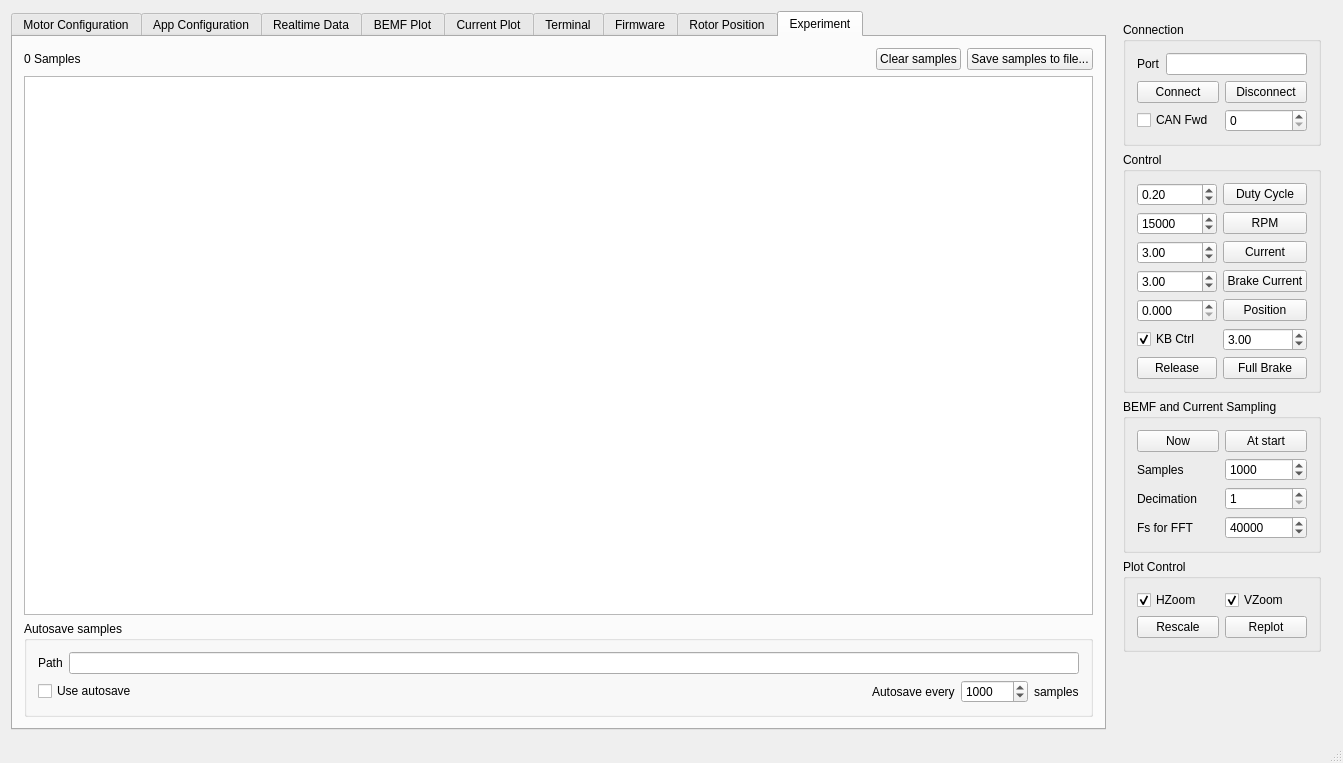
vedderb/bldc-tool, file mainwindow.ui: the form before one commit.
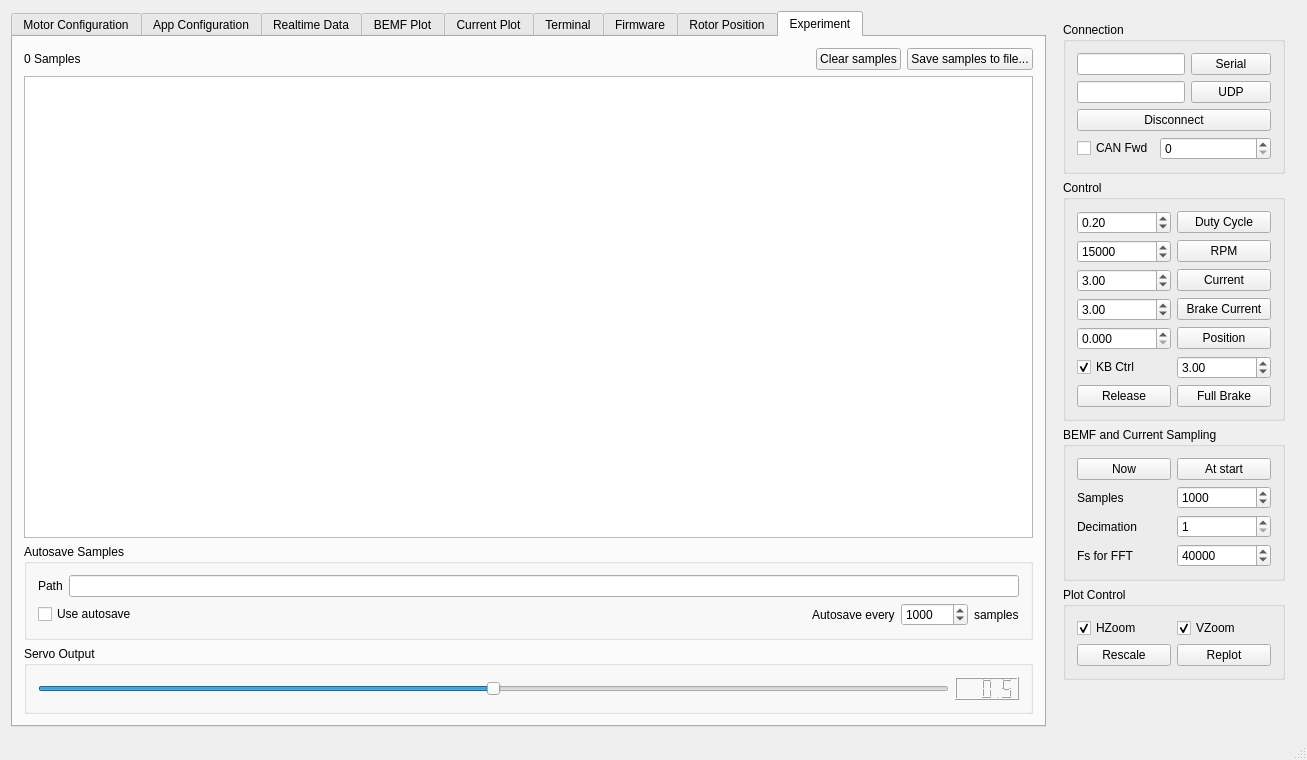
The form after the commit. The open tabs and pages were chosen to show the change. Custom widgets are drawn as their Qt base class.

```diff
--- a/mainwindow.ui
+++ b/mainwindow.ui
@@ -6,8 +6,8 @@
    <rect>
     <x>0</x>
     <y>0</y>
-    <width>1343</width>
-    <height>763</height>
+    <width>1307</width>
+    <height>760</height>
    </rect>
   </property>
   <property name="sizePolicy">
@@ -20,7 +20,7 @@
    <string>BLDC Tool</string>
   </property>
   <widget class="QWidget" name="centralWidget">
-   <layout class="QHBoxLayout" name="horizontalLayout_2">
+   <layout class="QHBoxLayout" name="horizontalLayout">
     <item>
      <layout class="QVBoxLayout" name="verticalLayout_6">
       <item>
@@ -3687,7 +3687,7 @@
           <item>
            <widget class="QGroupBox" name="groupBox_6">
             <property name="title">
-             <string>Autosave samples</string>
+             <string>Autosave Samples</string>
             </property>
             <layout class="QVBoxLayout" name="verticalLayout_11">
              <item>
@@ -3755,6 +3755,47 @@
             </layout>
            </widget>
           </item>
+          <item>
+           <widget class="QGroupBox" name="groupBox_35">
+            <property name="title">
+             <string>Servo Output</string>
+            </property>
+            <layout class="QHBoxLayout" name="horizontalLayout_2">
+             <item>
+              <widget class="QSlider" name="servoOutputSlider">
+               <property name="maximum">
+                <number>1000</number>
+               </property>
+               <property name="value">
+                <number>500</number>
+               </property>
+               <property name="orientation">
+                <enum>Qt::Horizontal</enum>
+               </property>
+               <property name="invertedAppearance">
+                <bool>false</bool>
+               </property>
+               <property name="invertedControls">
+                <bool>false</bool>
+               </property>
+               <property name="tickPosition">
+                <enum>QSlider::NoTicks</enum>
+               </property>
+              </widget>
+             </item>
+             <item>
+              <widget class="QLCDNumber" name="servoOutputNumber">
+               <property name="digitCount">
+                <number>5</number>
+               </property>
+               <property name="value" stdset="0">
+                <double>0.500000000000000</double>
+               </property>
+              </widget>
+             </item>
+            </layout>
+           </widget>
+          </item>
          </layout>
         </widget>
        </widget>
@@ -3777,41 +3818,40 @@
          </property>
          <layout class="QGridLayout" name="gridLayout_28">
           <item row="0" column="0" colspan="2">
-           <layout class="QHBoxLayout" name="horizontalLayout">
-            <item>
-             <widget class="QLabel" name="label_3">
-              <property name="text">
-               <string>Port</string>
-              </property>
-             </widget>
-            </item>
-            <item>
-             <widget class="QLineEdit" name="serialDeviceEdit"/>
-            </item>
-           </layout>
+           <widget class="QLineEdit" name="serialDeviceEdit"/>
           </item>
-          <item row="1" column="0">
-           <widget class="QPushButton" name="connectButton">
+          <item row="0" column="2">
+           <widget class="QPushButton" name="serialConnectButton">
             <property name="text">
-             <string>Connect</string>
+             <string>Serial</string>
             </property>
            </widget>
           </item>
-          <item row="1" column="1">
+          <item row="1" column="0" colspan="2">
+           <widget class="QLineEdit" name="udpIpEdit"/>
+          </item>
+          <item row="1" column="2">
+           <widget class="QPushButton" name="udpConnectButton">
+            <property name="text">
+             <string>UDP</string>
+            </property>
+           </widget>
+          </item>
+          <item row="2" column="0" colspan="3">
            <widget class="QPushButton" name="disconnectButton">
             <property name="text">
              <string>Disconnect</string>
             </property>
            </widget>
           </item>
-          <item row="2" column="0">
+          <item row="3" column="0">
            <widget class="QCheckBox" name="canFwdBox">
             <property name="text">
              <string>CAN Fwd</string>
             </property>
            </widget>
           </item>
-          <item row="2" column="1">
+          <item row="3" column="1" colspan="2">
            <widget class="QSpinBox" name="canIdBox"/>
           </item>
          </layout>
```
Left out of the diff: 36 changed lines with no effect on the pictures.
